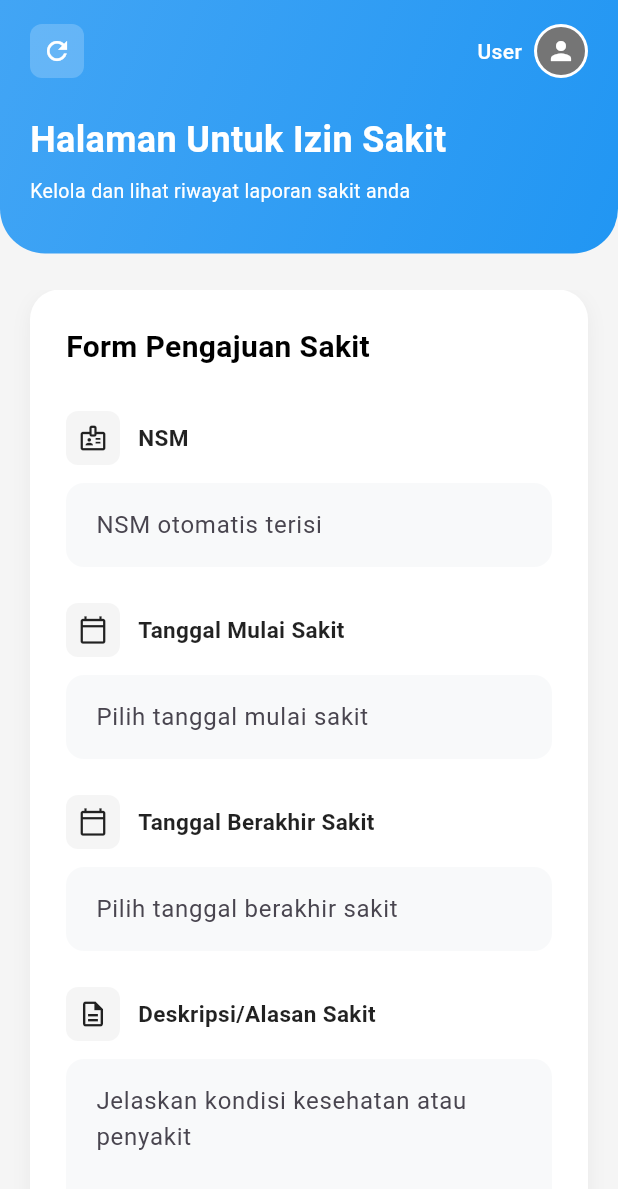
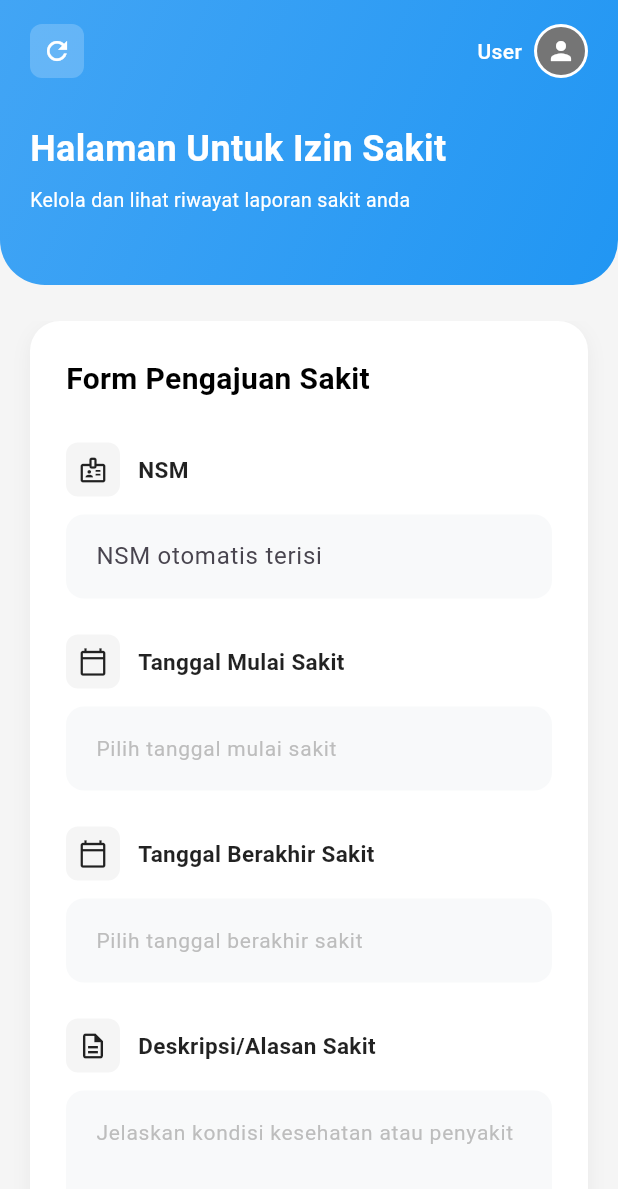
Before and after one commit to andaa92/Aplikasi-Absensi-PKL-Urban-Access, a Flutter app: the FormSakit screen opened by its route, on a phone screen of 412 x 824 dp. Shown: the top 1189 px of the screen. Run offline on Flutter 3.47's test engine with Material 3 defaults, Android fonts, the phone set to English and light mode, and no system bars; our stand-ins replace camera, device_info_plus, local_auth, permission_handler, shared_preferences; missing offline and left inert: google_mlkit_face_detection; accounts and stored records are empty.

Commit message:
form izin sakit

```diff
--- a/lib/screen/dashboard/form-izin.dart
+++ b/lib/screen/dashboard/form-izin.dart
@@ -22,7 +22,7 @@ class _FormIzinState extends State<FormIzin> {
   @override
   void initState() {
     super.initState();
-    _loadUserData(); // 🟢 [TAMBAHAN GPT]
+    _loadUserData(); // 🟢 [TAMBAHfAN GPT]
   }
 
   // 🟢 [TAMBAHAN GPT] Ambil nama user & userPkl dari SharedPreferences
--- a/lib/screen/dashboard/form-sakit.dart
+++ b/lib/screen/dashboard/form-sakit.dart
@@ -206,13 +206,23 @@ class _FormSakitState extends State<FormSakit> {
                        Row(
                         children: [
                           Text(
-                              _namaUser ?? 'User',
+                            (() {
+                              if (_namaUser == null || _namaUser!.isEmpty) return 'User';
+                              final parts = _namaUser!.trim().split(' ');
+                              if (parts.length >= 2) {
+                                return '${parts[0]} ${parts[1]}';
+                              } else {
+                                return parts[0];
+                              }
+                            })(),
                             style: const TextStyle(
                               color: Colors.white,
                               fontSize: 14,
                               fontWeight: FontWeight.w500,
+                              overflow: TextOverflow.ellipsis,
                             ),
                           ),
+
                             const SizedBox(width: 8),
                             Container(
                               padding: const EdgeInsets.all(2),
@@ -234,7 +244,7 @@ class _FormSakitState extends State<FormSakit> {
                         ),
                       ],
                     ),
-                    const SizedBox(height: 24),
+                    const SizedBox(height: 30),
                     const Text(
                       'Halaman Untuk Izin Sakit',
                       style: TextStyle(
@@ -252,7 +262,9 @@ class _FormSakitState extends State<FormSakit> {
                         fontWeight: FontWeight.w400,
                       ),
                     ),
+                     const SizedBox(height: 15),
                   ],
+
                 ),
               ),
             ),
@@ -361,10 +373,16 @@ class _FormSakitState extends State<FormSakit> {
                       TextField(
                         controller: _startDateController,
                         readOnly: true,
+
                         onTap: () => _selectDate(context, _startDateController),
                         decoration: InputDecoration(
                           hintText: 'Pilih tanggal mulai sakit',
+                           hintStyle: TextStyle(
+                            fontSize: 14,
+                            color: Colors.grey[400],
+                          ),
                           filled: true,
+
                           fillColor: const Color(0xFFF8F9FA),
                           border: OutlineInputBorder(
                             borderRadius: BorderRadius.circular(12),
@@ -408,6 +426,10 @@ class _FormSakitState extends State<FormSakit> {
                         onTap: () => _selectDate(context, _endDateController),
                         decoration: InputDecoration(
                           hintText: 'Pilih tanggal berakhir sakit',
+                           hintStyle: TextStyle(
+                            fontSize: 14,
+                            color: Colors.grey[400],
+                          ),
                           filled: true,
                           fillColor: const Color(0xFFF8F9FA),
                           border: OutlineInputBorder(
@@ -451,6 +473,10 @@ class _FormSakitState extends State<FormSakit> {
                         maxLines: 5,
                         decoration: InputDecoration(
                           hintText: 'Jelaskan kondisi kesehatan atau penyakit',
+                           hintStyle: TextStyle(
+                            fontSize: 14,
+                            color: Colors.grey[400],
+                          ),
                           filled: true,
                           fillColor: const Color(0xFFF8F9FA),
                           border: OutlineInputBorder(
```
Also changed, not shown: pubspec.lock. Lines whose indentation alone changed are shown as unchanged.
